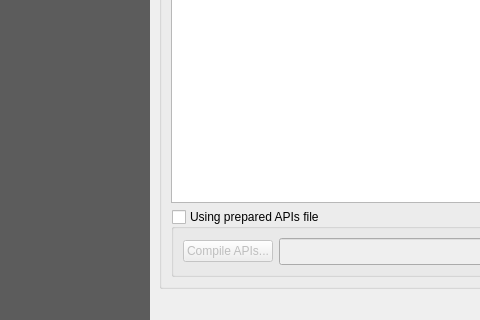
The window that python/console/console_settings.ui (qgis/QGIS) describes before a commit, drawn with Qt 5; both pictures show x 0 to 480 and y 400 to 720 of the 1055 by 720 pixel window.
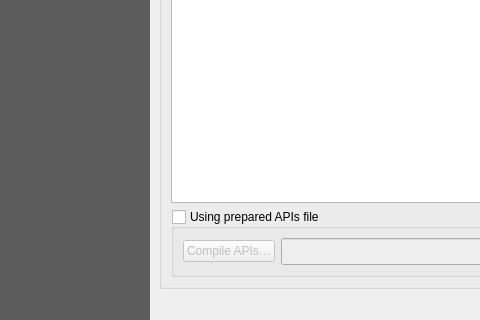
The same window after the commit. The open tabs and pages were chosen to show the change. Icons and pictures are not drawn. Custom widgets are drawn as their Qt base class.

The edit to the form file:
```diff
--- a/python/console/console_settings.ui
+++ b/python/console/console_settings.ui
@@ -1540,7 +1540,7 @@
              <item row="0" column="0">
               <widget class="QPushButton" name="compileAPIs">
                <property name="text">
-                <string>Compile APIs...</string>
+                <string>Compile APIs…</string>
                </property>
               </widget>
              </item>
```
